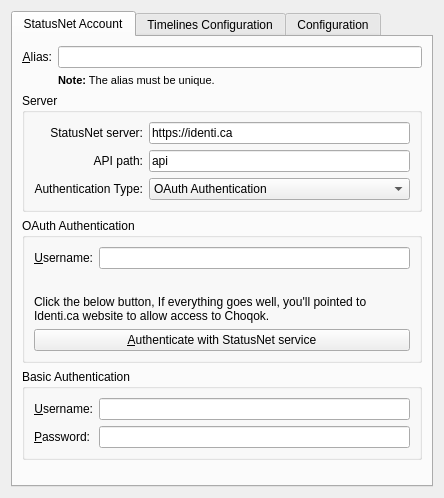
This is microblogs/laconica/laconicaeditaccount_base.ui in KDE/choqok as Qt 5 draws it before an edit. The edited form follows.
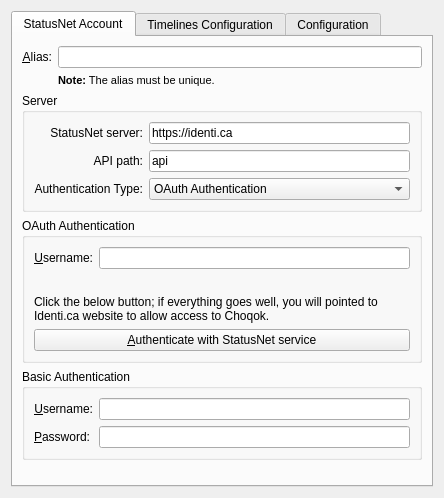
This is the edited form. Custom widgets are drawn as their Qt base class.

Diff of the .ui file:
```diff
--- a/microblogs/laconica/laconicaeditaccount_base.ui
+++ b/microblogs/laconica/laconicaeditaccount_base.ui
@@ -204,7 +204,7 @@
              </sizepolicy>
             </property>
             <property name="text">
-             <string>Click the below button, If everything goes well, you'll pointed to Identi.ca website to allow access to Choqok.</string>
+             <string>Click the below button; if everything goes well, you will pointed to Identi.ca website to allow access to Choqok.</string>
             </property>
             <property name="wordWrap">
              <bool>true</bool>
```
